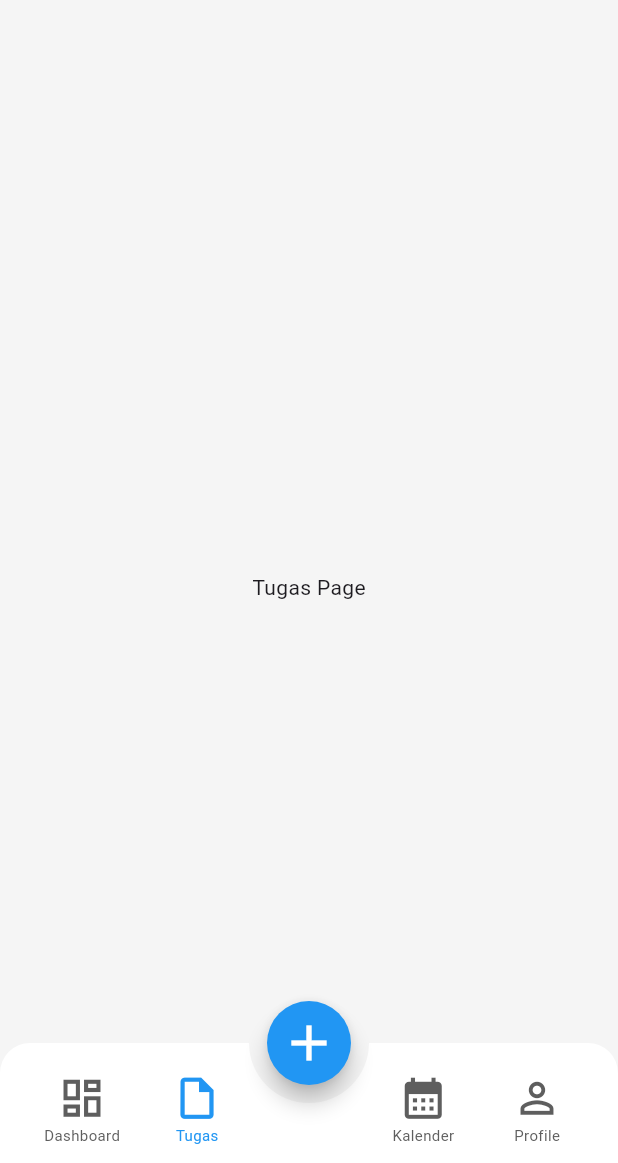
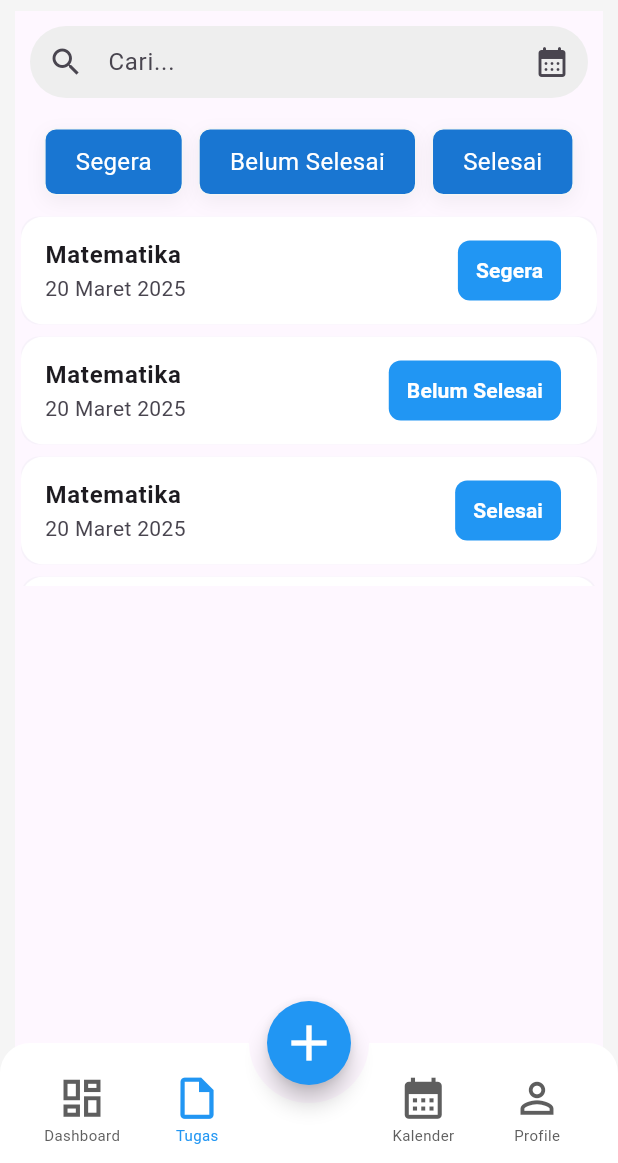
Before and after one commit to furqonaugust17/task-management, a Flutter app: the screen it shows after launch, after a tap on "Lihat Semua", on a phone screen of 412 x 824 dp, the part 73-1236 px from its top. Run offline on Flutter 3.47's test engine with Material 3 defaults, Android fonts, the phone set to English and light mode, and no system bars; our stand-ins replace date_field.

Commit message:
feat: menambahkan tampilan halaman task

```diff
--- a/frontend/lib/pages/dashboard.dart
+++ b/frontend/lib/pages/dashboard.dart
@@ -74,7 +74,7 @@ class Dashboard extends StatelessWidget {
                     shadowColor: Colors.transparent,
                     child: ListTile(
                       shape: RoundedRectangleBorder(
-                        borderRadius: BorderRadiusGeometry.circular(15),
+                        borderRadius: BorderRadius.circular(15),
                       ),
                       tileColor: Colors.white,
                       title: Text(
--- a/frontend/lib/pages/task.dart
+++ b/frontend/lib/pages/task.dart
@@ -5,6 +5,118 @@ class Task extends StatelessWidget {
 
   @override
   Widget build(BuildContext context) {
-    return Center(child: Text('Tugas Page'));
+    List<Map<String, String>> task=[
+      {'title': 'Matematika', 'date': '20 Maret 2025', 'status': 'Segera'},
+      {'title': 'Matematika', 'date': '20 Maret 2025', 'status': 'Belum Selesai'},
+      {'title': 'Matematika', 'date': '20 Maret 2025', 'status': 'Selesai'},
+      {'title': 'Matematika', 'date': '20 Maret 2025', 'status': 'segera'},
+    ];
+    return Scaffold(
+      body: Column(
+        children: [
+          Padding(
+            padding: EdgeInsets.all(10),
+
+            // Search Menu
+            child: TextField(
+              decoration: InputDecoration(
+                  hintText: "Cari...",
+                  prefixIcon: const Icon(Icons.search),
+                  suffixIcon: const Icon(Icons.calendar_month_rounded),
+                  filled: true,
+                  fillColor: Colors.grey[200],
+                  border: OutlineInputBorder(
+                      borderRadius: BorderRadius.circular(30),
+                      borderSide: BorderSide.none),
+                  contentPadding: const EdgeInsets.symmetric(
+                    vertical: 0,
+                    horizontal: 20,
+                  )),
+            ),
+          ),
+
+          //enu Status
+          SizedBox(width: 10),
+          // --- MENU STATUS (HORIZONTAL) ---
+          Padding(
+            padding: const EdgeInsets.symmetric(vertical: 10),
+            child: SingleChildScrollView(
+              scrollDirection: Axis.horizontal,
+              child: Row(
+                children: [
+                  _buildMenuItem(
+                      title: "Segera", color: Colors.blue, onTap: () {}),
+                  const SizedBox(width: 10),
+                  _buildMenuItem(
+                      title: "Belum Selesai", color: Colors.blue, onTap: () {}),
+                  const SizedBox(width: 10),
+                  _buildMenuItem(
+                      title: "Selesai", color: Colors.blue, onTap: () {}),
+                ],
+              ),
+            ),
+          ),
+
+          SizedBox(
+            width: 10,
+          ),
+        SizedBox(
+          height: 250,
+          width: double.infinity,
+          child: ListView.builder(
+            itemCount: task.length,
+            itemBuilder: (context, index) => Card(
+              shadowColor: Colors.transparent,
+              child: ListTile(
+                shape: RoundedRectangleBorder(
+                  borderRadius: BorderRadius.circular(15),
+                ),
+                tileColor: Colors.white,
+                title: Text(task[index]['title']!,style: TextStyle(fontWeight: FontWeight.bold),),
+                subtitle: Text(task[index]['date']!),
+                trailing: TextButton(onPressed: () {},
+                style:
+                TextButton.styleFrom(
+                  backgroundColor: Colors.blue,
+                  shape: RoundedRectangleBorder(
+                    borderRadius: BorderRadius.circular(8),
+                  ),
+                  ), child: Text(task[index]['status']!, style: TextStyle(fontWeight: FontWeight.bold, color: Colors.white))),
+              )
+            ),
+          ),
+        )
+        ],
+      ),
+    );
   }
 }
+
+Widget _buildMenuItem(
+    {required String title,
+    required Color color,
+    required VoidCallback onTap}) {
+  return GestureDetector(
+    onTap: onTap,
+    child: Container(
+        padding: const EdgeInsets.symmetric(horizontal: 20, vertical: 10),
+        decoration: BoxDecoration(
+          color: Colors.blue.shade700,
+          borderRadius: BorderRadius.circular(8),
+          boxShadow: [
+            BoxShadow(
+                color: Colors.black.withOpacity(0.05),
+                blurRadius: 10,
+                offset: const Offset(0, 4)),
+          ],
+          border: Border.all(
+            color: Colors.grey.shade100,
+          ),
+        ),
+        child: Text(
+          title,
+          style: const TextStyle(
+              fontWeight: FontWeight.normal, fontSize: 16, color: Colors.white),
+        )),
+  );
+}
--- a/frontend/lib/screen.dart
+++ b/frontend/lib/screen.dart
@@ -48,7 +48,7 @@ class _ScreenState extends State<Screen> {
           children: [
             Icon(Icons.person, size: 40),
             Padding(
-              padding: EdgeInsetsGeometry.only(left: 10),
+              padding: EdgeInsets.only(left: 10),
               child: Column(
                 crossAxisAlignment: CrossAxisAlignment.start,
                 children: [
--- a/frontend/lib/widgets/modal_insert.dart
+++ b/frontend/lib/widgets/modal_insert.dart
@@ -16,7 +16,6 @@ class ModalInsert extends StatelessWidget {
           children: [
             Column(
               mainAxisAlignment: MainAxisAlignment.start,
-              spacing: 20,
               children: [
                 TextFormField(
                   decoration: InputDecoration(
@@ -81,7 +80,7 @@ class ModalInsert extends StatelessWidget {
                 style: ButtonStyle(
                   shape: WidgetStatePropertyAll(
                     RoundedRectangleBorder(
-                      borderRadius: BorderRadiusGeometry.circular(20),
+                      borderRadius: BorderRadius.circular(20),
                     ),
                   ),
                   backgroundColor: WidgetStatePropertyAll<Color?>(
--- a/frontend/pubspec.yaml
+++ b/frontend/pubspec.yaml
@@ -4,7 +4,7 @@ publish_to: 'none'
 version: 0.1.0
 
 environment:
-  sdk: ^3.8.1
+  sdk: ^3.5.4
 
 dependencies:
   flutter:
```
Also changed, not shown: frontend/pubspec.lock, 2 other files.
